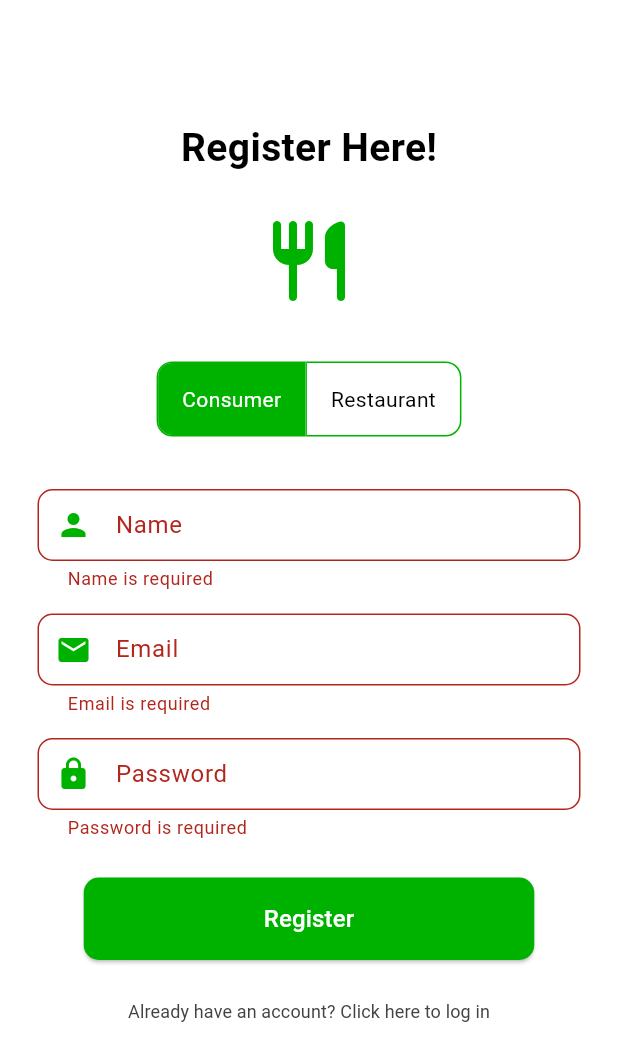
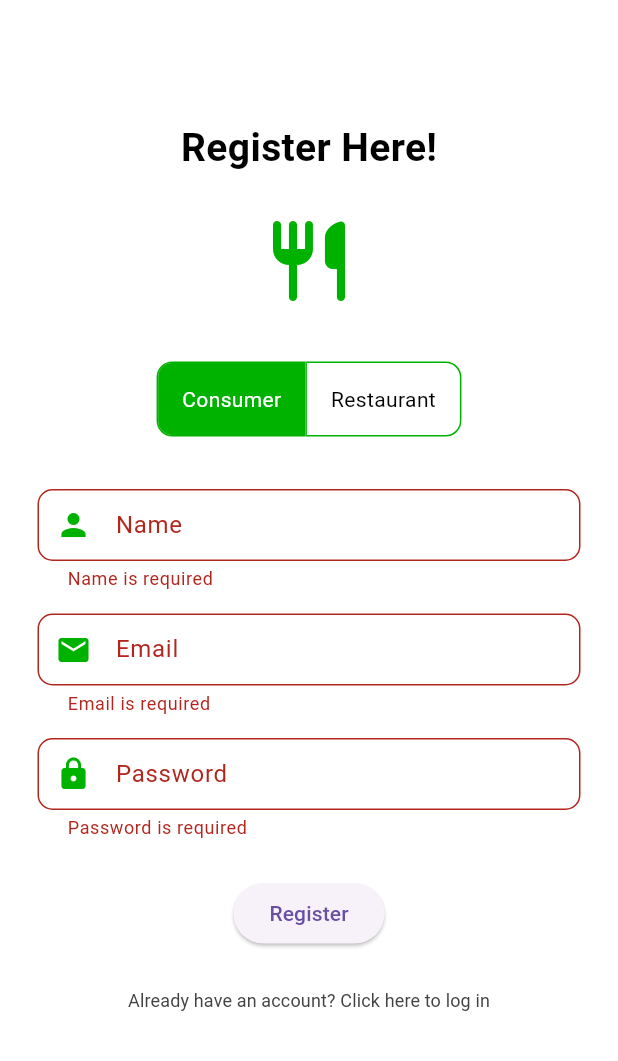
Before and after one commit to Ishan-Hegde/Green-Table, a Flutter app: the screen it shows after launch, after a tap on "Register", on a phone screen of 412 x 824 dp. Shown: the top 1061 px of the screen. Run offline on Flutter 3.47's test engine with Material 3 defaults, Android fonts, the phone set to English and light mode, and no system bars; our stand-ins replace google_maps_flutter, hive_flutter, location, shared_preferences, socket_io_client; accounts and stored records are empty.

Commit message:
user register -> login (backend+frontend working)

```diff
--- a/lib/api/auth_api.dart
+++ b/lib/api/auth_api.dart
@@ -8,7 +8,7 @@ class AuthAPI {
     required String name,
     required String email,
     required String password,
-    required String role,
+    required String role, required String phone,
   }) async {
     final response = await http.post(
       Uri.parse('${Config.baseUrl}/auth/register'),
--- a/lib/screens/auth/registration_screen.dart
+++ b/lib/screens/auth/registration_screen.dart
@@ -6,6 +6,7 @@ import 'package:green_table/api/auth_api.dart';
 import 'package:green_table/pages/login_page.dart';
 // ignore: unused_import
 import 'package:shared_preferences/shared_preferences.dart';
+
 
 
 class RegistrationScreen extends StatefulWidget {
@@ -22,9 +23,9 @@ class _RegistrationScreenState extends State<RegistrationScreen> {
   final TextEditingController _nameController = TextEditingController();
   final TextEditingController _emailController = TextEditingController();
   final TextEditingController _passwordController = TextEditingController();
+  final TextEditingController _phoneController = TextEditingController();
 // New controller
   String _selectedRole = 'consumer';
-  bool _isLoading = false;
 
   Future<void> _showOTPDialog() async {
     final otpController = TextEditingController();
@@ -99,14 +100,14 @@ class _RegistrationScreenState extends State<RegistrationScreen> {
   }
 
   // Modify the existing _register method
-  Future<void> _register() async {
+  Future<void> register() async {
     if (_formKey.currentState!.validate()) {
-      setState(() => _isLoading = true);
       try {
         final response = await AuthAPI.register(
           name: _nameController.text,
           email: _emailController.text,
           password: _passwordController.text,
+          phone: _phoneController.text,
           role: _selectedRole,
         );
 
@@ -239,18 +240,25 @@ class _RegistrationScreenState extends State<RegistrationScreen> {
                             const SizedBox(height: 25),
                             ElevatedButton(
                               onPressed: () async {
-                                await _register();
+                                if (_formKey.currentState!.validate()) {
+                                  try {
+                                    await AuthAPI.register(
+                                      name: _nameController.text,
+                                      email: _emailController.text,
+                                      password: _passwordController.text,
+                                      role: _selectedRole,
+                                      phone: _phoneController.text // Add phone parameter
+                                    );
+
+                                    await _showOTPDialog();
+                                  } catch (e) {
+                                    ScaffoldMessenger.of(context).showSnackBar(
+                                      SnackBar(content: Text(e.toString()))
+                                    );
+                                  }
+                                }
                               },
-                              style: ElevatedButton.styleFrom(
-                                  backgroundColor: const Color(0xFF00B200),
-                                  padding: const EdgeInsets.symmetric(
-                                      horizontal: 120.0, vertical: 16),
-                                  shape: RoundedRectangleBorder(
-                                      borderRadius: BorderRadius.circular(10))),
-                              child: _isLoading
-                                  ? const CircularProgressIndicator(color: Colors.white)
-                                  : const Text('Register',
-                                      style: TextStyle(fontSize: 16, color: Colors.white)),
+                              child: Text('Register'),
                             ),
                             const SizedBox(height: 10),
                             TextButton(
```
Also changed, not shown: lib/services/auth_service.dart (+37 -37 lines).
